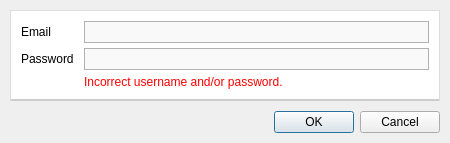
Iconoclasteinc/tgit, file resources/ui/sign_in_dialog.ui: the form before one commit.
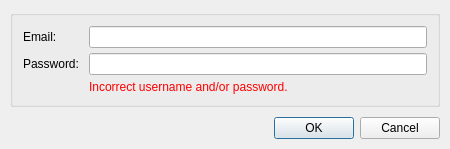
The form after the commit.

Commit message: Move the sign-in dialog to a native look.

The edit to the form file:
```diff
--- a/resources/ui/sign_in_dialog.ui
+++ b/resources/ui/sign_in_dialog.ui
@@ -25,40 +25,6 @@
   <property name="windowTitle">
    <string>TGiT</string>
   </property>
-  <property name="styleSheet">
-   <string notr="true">QLineEdit {
-	background-color: #F9F9F9;
-	border: 1px solid #B1B1B1;
-	color: #222222;
-	min-height: 20px;
-}
-
-QLineEdit {
-	selection-background-color: #F2C1A7;
-	selection-color: #222222;
-}
-
-QLineEdit:focus {
-	border: 1px solid #F79D6C;
-}
-
-QGroupBox {
-	border: 1px solid #DDDDDD;
-	border-bottom: 2px solid rgba(0, 0, 0, 20%);
-	background-color: white;
-	font-size: 10px;
-}
-
-QGroupBox::title {
-	subcontrol-origin: margin;
-	subcontrol-position: top left;
-	left: 1px;
-	padding: 0 3px;
-	color: #777777;
-	border: 1px solid #DFDFDF;
-	background-color: #F7F7F7;
- }</string>
-  </property>
   <property name="modal">
    <bool>true</bool>
   </property>
@@ -83,7 +49,13 @@
      <property name="title">
       <string/>
      </property>
-     <layout class="QGridLayout" name="gridLayout">
+     <layout class="QFormLayout" name="formLayout_3">
+      <property name="horizontalSpacing">
+       <number>10</number>
+      </property>
+      <property name="verticalSpacing">
+       <number>5</number>
+      </property>
       <property name="leftMargin">
        <number>10</number>
       </property>
@@ -96,16 +68,20 @@
       <property name="bottomMargin">
        <number>10</number>
       </property>
-      <property name="horizontalSpacing">
-       <number>10</number>
-      </property>
-      <property name="verticalSpacing">
-       <number>5</number>
-      </property>
       <item row="0" column="0">
        <widget class="QLabel" name="_email_caption">
         <property name="text">
-         <string>Email</string>
+         <string>Email:</string>
+        </property>
+       </widget>
+      </item>
+      <item row="0" column="1">
+       <widget class="QLineEdit" name="_email"/>
+      </item>
+      <item row="1" column="0">
+       <widget class="QLabel" name="_password_caption">
+        <property name="text">
+         <string>Password:</string>
         </property>
        </widget>
       </item>
@@ -116,16 +92,6 @@
         </property>
        </widget>
       </item>
-      <item row="1" column="0">
-       <widget class="QLabel" name="_password_caption">
-        <property name="text">
-         <string>Password</string>
-        </property>
-       </widget>
-      </item>
-      <item row="0" column="1">
-       <widget class="QLineEdit" name="_email"/>
-      </item>
       <item row="2" column="1">
        <widget class="QLabel" name="_authentication_error">
         <property name="styleSheet">
```
The commit also changes 3 other files.
